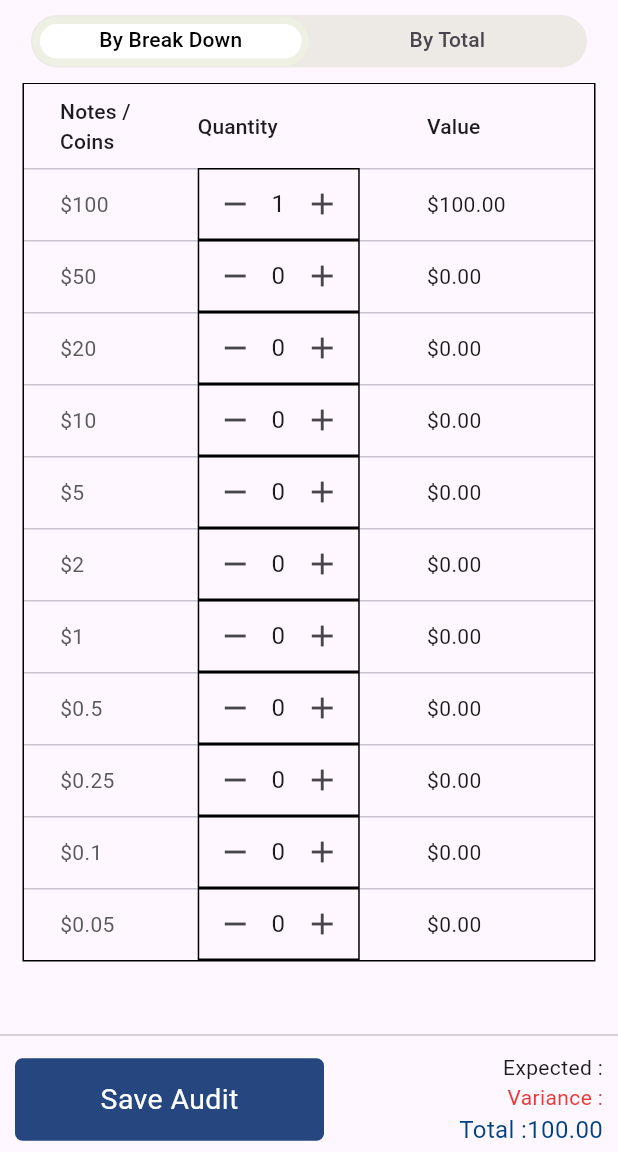
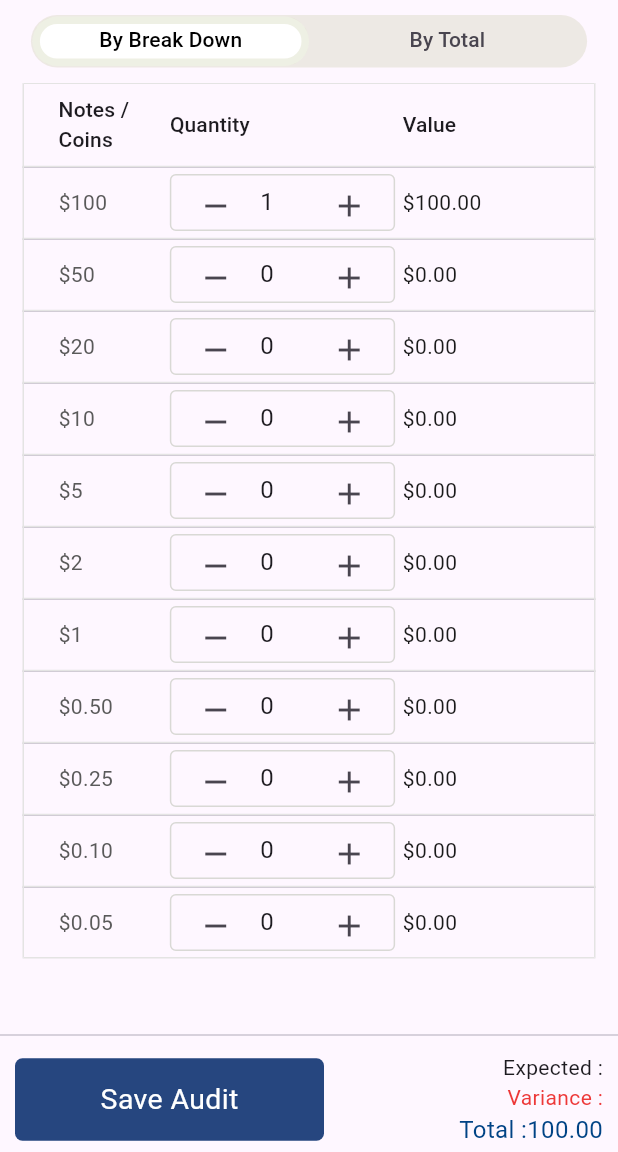
Before and after one commit to SandunC000/safe_audit_app, a Flutter app: the StartSafeAudit screen opened directly, after a tap on the "add" icon, on a phone screen of 412 x 824 dp, the part 84-1236 px from its top. Run offline on Flutter 3.47's test engine with Material 3 defaults, Android fonts, the phone set to English and light mode, and no system bars.

Commit message:
finished project

```diff
--- a/lib/components/break_down_tab.dart
+++ b/lib/components/break_down_tab.dart
@@ -11,23 +11,35 @@ class BreakDownTab extends StatefulWidget {
 
 class _BreakDownTabState extends State<BreakDownTab> {
   final List<Map<String, dynamic>> notesCoinsData = [
-    {'value': 100, 'quantity': 0},
-    {'value': 50, 'quantity': 0},
-    {'value': 20, 'quantity': 0},
-    {'value': 10, 'quantity': 0},
-    {'value': 5, 'quantity': 0},
-    {'value': 2, 'quantity': 0},
-    {'value': 1, 'quantity': 0},
-    {'value': 0.50, 'quantity': 0},
-    {'value': 0.25, 'quantity': 0},
-    {'value': 0.10, 'quantity': 0},
-    {'value': 0.05, 'quantity': 0},
+    {'value': '100', 'quantity': 0},
+    {'value': '50', 'quantity': 0},
+    {'value': '20', 'quantity': 0},
+    {'value': '10', 'quantity': 0},
+    {'value': '5', 'quantity': 0},
+    {'value': '2', 'quantity': 0},
+    {'value': '1', 'quantity': 0},
+    {'value': '0.50', 'quantity': 0},
+    {'value': '0.25', 'quantity': 0},
+    {'value': '0.10', 'quantity': 0},
+    {'value': '0.05', 'quantity': 0},
   ];
+
+  late List<TextEditingController> quantityControllers;
+
+  @override
+  void initState() {
+    super.initState();
+    quantityControllers = List.generate(
+      notesCoinsData.length,
+      (index) => TextEditingController(
+          text: notesCoinsData[index]['quantity'].toString()),
+    );
+  }
 
   double calculateTotal() {
     double total = 0.0;
     for (var item in notesCoinsData) {
-      total += item['value'] * item['quantity'];
+      total += double.parse(item['value']) * item['quantity'];
     }
     return total;
   }
@@ -38,35 +50,37 @@ class _BreakDownTabState extends State<BreakDownTab> {
       padding: const EdgeInsets.symmetric(horizontal: 15.0),
       child: SingleChildScrollView(
         child: DataTable(
-          decoration: const BoxDecoration(
-              border: Border(
-            left: BorderSide(width: 1.0),
-            right: BorderSide(width: 1.0),
-            top: BorderSide(width: 1.0),
-            bottom: BorderSide(width: 1.0),
-          )),
-          columnSpacing: 10,
+          border: const TableBorder(
+            left: BorderSide(width: 1.0, color: Color(0xFFE4E4E3)),
+            right: BorderSide(width: 1.0, color: Color(0xFFE4E4E3)),
+            top: BorderSide(width: 1.0, color: Color(0xFFE4E4E3)),
+            bottom: BorderSide(width: 1.0, color: Color(0xFFE4E4E3)),
+            horizontalInside: BorderSide(width: 1.0, color: Color(0xFFE4E4E3)),
+          ),
+          columnSpacing: 5,
           columns: const [
             DataColumn(label: Text('Notes /\nCoins')),
             DataColumn(label: Text('Quantity')),
             DataColumn(label: Text('Value')),
           ],
-          rows: notesCoinsData.map<DataRow>((noteCoin) {
-            TextEditingController quantityController =
-                TextEditingController(text: noteCoin['quantity'].toString());
+          rows: notesCoinsData.asMap().entries.map<DataRow>((entry) {
+            int index = entry.key;
+            Map<String, dynamic> noteCoin = entry.value;
             return DataRow(
               cells: [
                 DataCell(Text(
                   '\$${noteCoin['value']}',
-                  style: TextStyle(color: Color(0xFF5A5A5A)),
+                  style: const TextStyle(color: Color(0xFF5A5A5A)),
                 )),
                 DataCell(
                   Container(
+                    margin: const EdgeInsets.only(top: 5, bottom: 5),
                     decoration: BoxDecoration(
-                      border: Border.all()
+                      border: Border.all(color: const Color(0xFFD9D9D5)),
+                      borderRadius: BorderRadius.circular(4.0),
                     ),
                     child: Row(
-                      mainAxisSize: MainAxisSize.min,
+                      mainAxisAlignment: MainAxisAlignment.spaceEvenly,
                       children: [
                         IconButton(
                           icon: const Icon(Icons.remove),
@@ -75,23 +89,34 @@ class _BreakDownTabState extends State<BreakDownTab> {
                               if (noteCoin['quantity'] > 0) {
                                 noteCoin['quantity']--;
                                 widget.onTotalChanged(calculateTotal());
-                                quantityController.text =
+                                quantityControllers[index].text =
                                     noteCoin['quantity'].toString();
                               }
                             });
                           },
                         ),
                         SizedBox(
-                          width: 10, // Adjust the width as needed
+                          width: 30,
                           child: TextField(
-                            controller: quantityController,
+                            controller: quantityControllers[index],
                             keyboardType: TextInputType.number,
                             decoration: null,
                             onChanged: (value) {
-                              setState(() {
-                                noteCoin['quantity'] = int.parse(value);
+                              try {
+                                if (value.isEmpty) {
+                                  noteCoin['quantity'] = 0;
+                                } else {
+                                  noteCoin['quantity'] = int.parse(value);
+                                }
                                 widget.onTotalChanged(calculateTotal());
-                              });
+                              } catch (e) {
+                                //
+                              } finally {
+                                final val = TextSelection.collapsed(
+                                    offset:
+                                        quantityControllers[index].text.length);
+                                quantityControllers[index].selection = val;
+                              }
                             },
                           ),
                         ),
@@ -101,7 +126,7 @@ class _BreakDownTabState extends State<BreakDownTab> {
                             setState(() {
                               noteCoin['quantity']++;
                               widget.onTotalChanged(calculateTotal());
-                              quantityController.text =
+                              quantityControllers[index].text =
                                   noteCoin['quantity'].toString();
                             });
                           },
@@ -110,10 +135,15 @@ class _BreakDownTabState extends State<BreakDownTab> {
                     ),
                   ),
                 ),
-                DataCell(Text(
-                  '\$${(noteCoin['value'] * noteCoin['quantity']).toStringAsFixed(2)}',
-                  style: const TextStyle(color: Color(0xFF1A1A1A)),
-                )),
+                DataCell(
+                  Container(
+                    width: MediaQuery.of(context).size.width*0.2,
+                    child: Text(
+                      '\$${(double.parse(noteCoin['value']) * noteCoin['quantity']).toStringAsFixed(2)}',
+                      style: const TextStyle(color: Color(0xFF1A1A1A)),
+                    ),
+                  ),
+                ),
               ],
             );
           }).toList(),
--- a/lib/main.dart
+++ b/lib/main.dart
@@ -1,6 +1,5 @@
 import 'package:flutter/material.dart';
 import 'package:safe_audit_app/pages/safe_audit.dart';
-import 'package:safe_audit_app/pages/start_safe_audit.dart';
 
 void main() {
   runApp(const MyApp());
@@ -13,7 +12,7 @@ class MyApp extends StatelessWidget {
   Widget build(BuildContext context) {
     return const MaterialApp(
       debugShowCheckedModeBanner: false,
-      home: StartSafeAudit(),
+      home: SafeAudit(),
     );
   }
 }
--- a/lib/pages/start_safe_audit.dart
+++ b/lib/pages/start_safe_audit.dart
@@ -17,6 +17,14 @@ class _StartSafeAuditState extends State<StartSafeAudit> {
   double breakDownTotal = 0.0;
   String byTotalEnteredTotal = '';
   int currentTabIndex = 0;
+
+  double _parseTotal(String input) {
+    try {
+      return double.parse(input);
+    } catch (e) {
+      return 0.0; // Set a default value in case of error
+    }
+  }
 
   @override
   Widget build(BuildContext context) {
@@ -42,6 +50,11 @@ class _StartSafeAuditState extends State<StartSafeAudit> {
                       border: Border.all(color: Colors.transparent),
                     ),
                     child: TabBar(
+                      onTap: (index) {
+                        setState(() {
+                          currentTabIndex = index;
+                        });
+                      },
                       tabs: const [
                         Tab(text: "By Break Down"),
                         Tab(text: "By Total"),
@@ -85,7 +98,7 @@ class _StartSafeAuditState extends State<StartSafeAudit> {
               SaveAuditButton(
                 total: currentTabIndex == 0
                     ? breakDownTotal
-                    : double.parse(byTotalEnteredTotal),
+                    : _parseTotal(byTotalEnteredTotal),
               ),
             ],
           ),
```
Also changed, not shown: lib/components/location_text.dart (+7 -5 lines), lib/pages/new_safe_audit.dart (+12 -0 lines), lib/pages/safe_audit.dart (+6 -1 lines).
